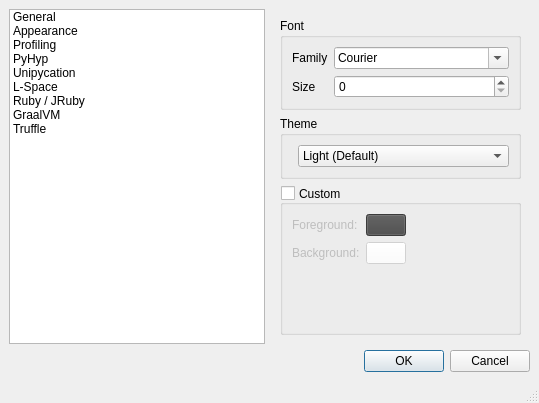
This is lib/eco/gui/settings.ui in softdevteam/eco as Qt 5 draws it before an edit. The edited form follows.
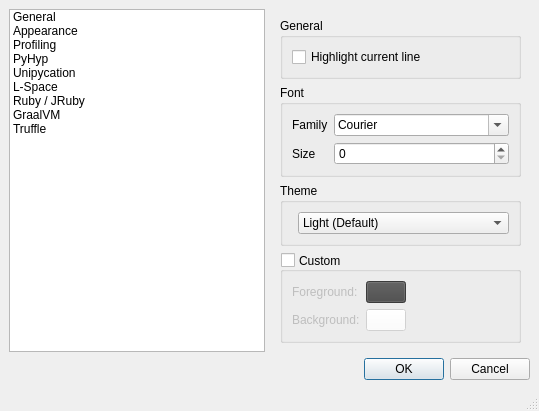
This is the edited form. The open tabs and pages were chosen to show the change. Icons and pictures are not drawn.

Commit message: Add setting to highlight current line

Diff of the .ui file:
```diff
--- a/lib/eco/gui/settings.ui
+++ b/lib/eco/gui/settings.ui
@@ -175,7 +175,23 @@
          </layout>
         </widget>
         <widget class="QWidget" name="page_2">
-         <layout class="QVBoxLayout" name="verticalLayout_8" stretch="0,0,1">
+         <layout class="QVBoxLayout" name="verticalLayout_8" stretch="0,0,0,1">
+          <item>
+           <widget class="QGroupBox" name="groupBox_13">
+            <property name="title">
+             <string>General</string>
+            </property>
+            <layout class="QFormLayout" name="formLayout_17">
+             <item row="0" column="0">
+              <widget class="QCheckBox" name="app_highlight_line">
+               <property name="text">
+                <string>Highlight current line</string>
+               </property>
+              </widget>
+             </item>
+            </layout>
+           </widget>
+          </item>
           <item>
            <widget class="QGroupBox" name="groupBox_4">
             <property name="title">
```
Left out of the diff: 4 changed lines with no effect on the pictures. The commit also changes 3 other files.
